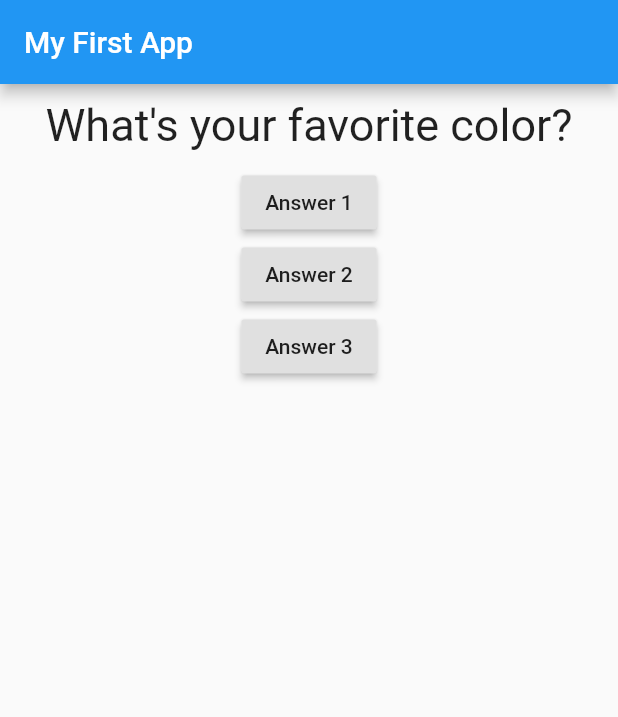
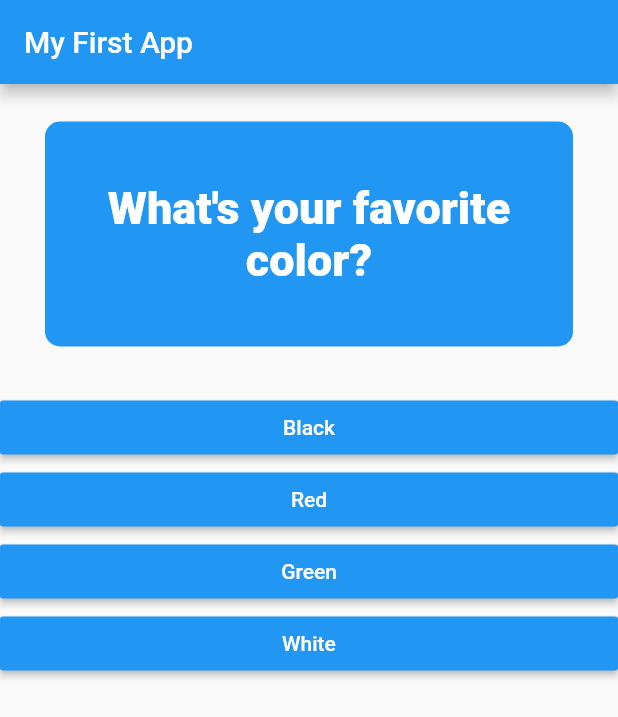
Before and after one commit to Daniel-Sogbey/flutter_quiz_app-flutter-series-1-, a Flutter app: the screen it shows after launch, on a phone screen of 412 x 824 dp. Shown: the top 717 px of the screen. Run offline on Flutter 3.47's test engine with Material 2 defaults, Android fonts, the phone set to English and light mode, and no system bars.

```diff
--- /dev/null
+++ b/lib/answer.dart
@@ -0,0 +1,20 @@
+import 'package:flutter/material.dart';
+
+class Answer extends StatelessWidget {
+  final String answerText;
+  final Function answerQuestionHandler;
+
+  Answer({this.answerText, this.answerQuestionHandler});
+  @override
+  Widget build(BuildContext context) {
+    return Container(
+      width: double.infinity,
+      child: RaisedButton(
+        color: Colors.blue,
+        textColor: Colors.white,
+        child: Text(answerText),
+        onPressed: answerQuestionHandler,
+      ),
+    );
+  }
+}
--- a/lib/main.dart
+++ b/lib/main.dart
@@ -1,5 +1,6 @@
 import 'package:flutter/material.dart';
 
+import 'answer.dart';
 import 'question.dart';
 
 void main() => runApp(MyApp());
@@ -15,9 +16,19 @@ class MyApp extends StatefulWidget {
 class _MyAppState extends State<MyApp> {
   int _questionIndex = 0;
 
-  List<String> questions = [
-    'What\'s your favorite color?',
-    'What\'s your favorite animal?',
+  List<Map<String, Object>> questions = [
+    {
+      'questionText': 'What\'s your favorite color?',
+      'answers': ['Black', 'Red', 'Green', 'White'],
+    },
+    {
+      'questionText': 'What\'s your favorite animal?',
+      'answers': ['Rabbit', 'Snake', 'Elephant', 'Lion'],
+    },
+    {
+      'questionText': 'Who\'s your favorite instructor',
+      'answers': ['Angela', 'Max', 'Stephen', 'Ed'],
+    },
   ];
 
   void _answerQuestion() {
@@ -37,20 +48,13 @@ class _MyAppState extends State<MyApp> {
         body: Column(
           children: <Widget>[
             Question(
-              questionText: questions[_questionIndex],
+              questionText: questions[_questionIndex]['questionText'],
             ),
-            RaisedButton(
-              child: Text('Answer 1'),
-              onPressed: _answerQuestion,
-            ),
-            RaisedButton(
-              child: Text('Answer 2'),
-              onPressed: _answerQuestion,
-            ),
-            RaisedButton(
-              child: Text('Answer 3'),
-              onPressed: _answerQuestion,
-            ),
+            ...(questions[_questionIndex]['answers'] as List<String>)
+                .map((answer) {
+              return Answer(
+                  answerText: answer, answerQuestionHandler: _answerQuestion);
+            }).toList()
           ],
         ),
       ),
--- a/lib/question.dart
+++ b/lib/question.dart
@@ -8,12 +8,30 @@ class Question extends StatelessWidget {
   @override
   Widget build(BuildContext context) {
     return Container(
-      width: double.infinity,
-      margin: EdgeInsets.all(10.0),
+      decoration: BoxDecoration(
+        border: Border.all(
+          color: Colors.blue,
+          width: 3.5,
+          style: BorderStyle.solid,
+        ),
+        color: Colors.blue,
+        borderRadius: BorderRadius.circular(10.0),
+      ),
+      alignment: Alignment.center,
+      height: 150.0,
+      margin: EdgeInsets.only(
+        top: 25.0,
+        bottom: 30.0,
+        left: 30.0,
+        right: 30.0,
+      ),
+      padding: EdgeInsets.all(20),
       child: Text(
         questionText,
         style: TextStyle(
           fontSize: 30,
+          fontWeight: FontWeight.w900,
+          color: Colors.white,
         ),
         textAlign: TextAlign.center,
       ),
```
